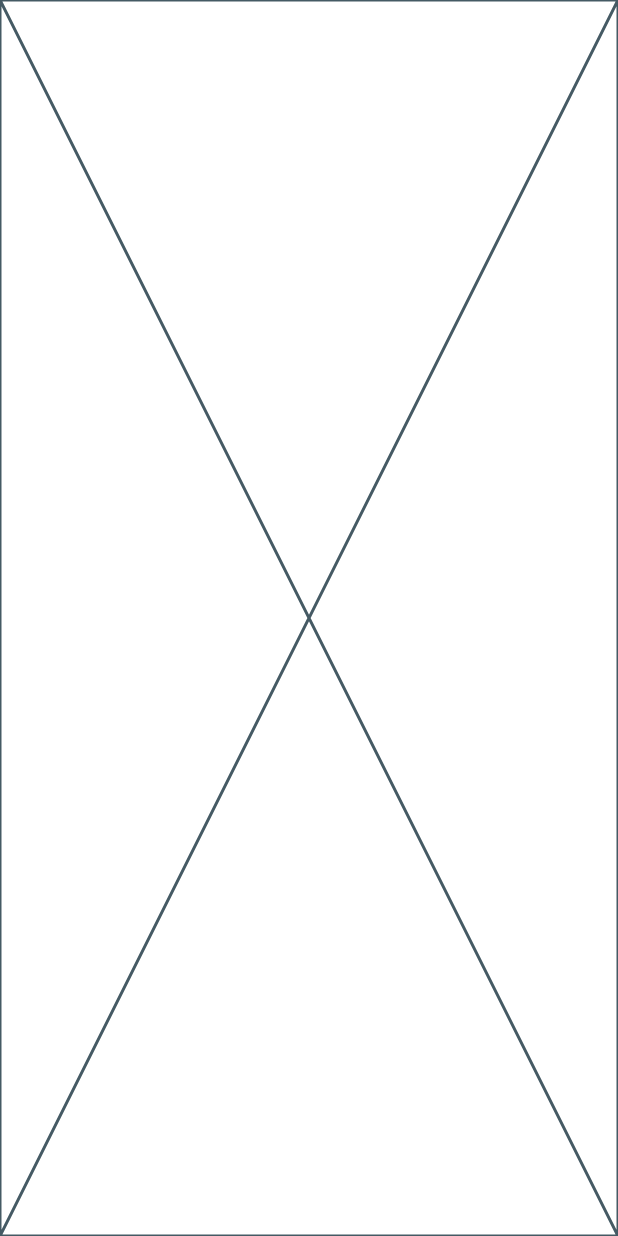
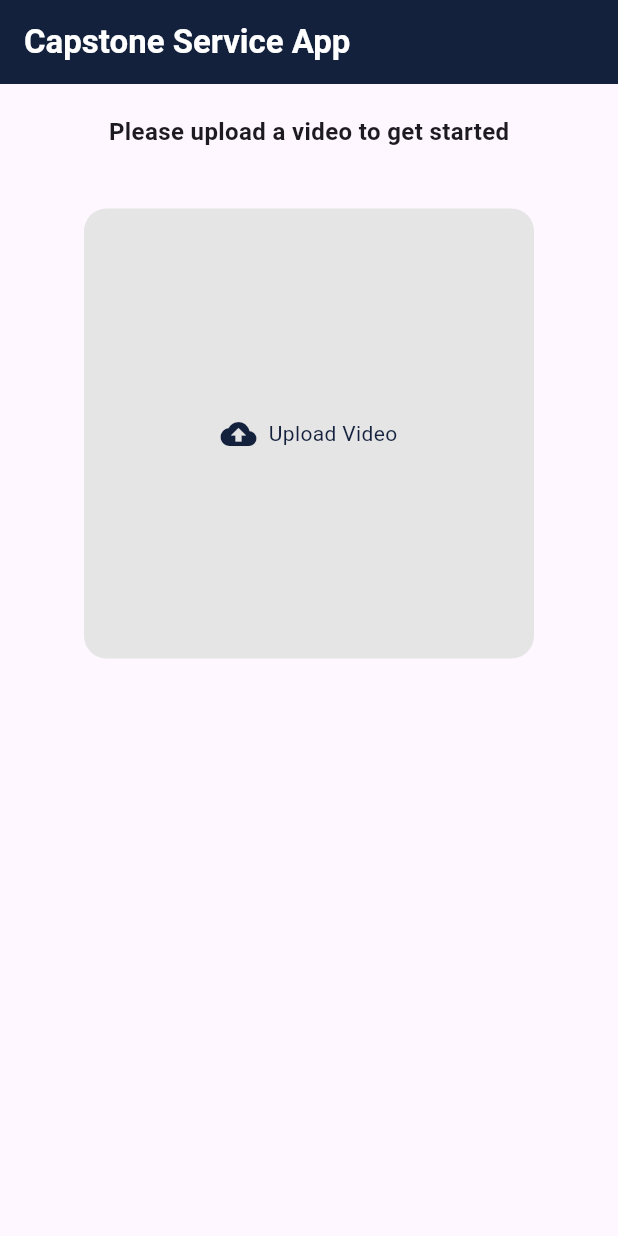
Before and after one commit to rlaminseok0824/Video_Moment_Search, a Flutter app: the screen it shows after launch, on a phone screen of 412 x 824 dp. Run offline on Flutter 3.47's test engine with Material 3 defaults, Android fonts, the phone set to English and light mode, and no system bars; our stand-ins replace chewie, image_picker, video_player; missing offline and left inert: universal_html.

Commit message:
ADD: add app upload page

```diff
--- a/lib/app/app_home_page.dart
+++ b/lib/app/app_home_page.dart
@@ -1,4 +1,8 @@
+import 'dart:io';
+
+import 'package:capstone/app/video_editor.dart';
 import 'package:flutter/material.dart';
+import 'package:image_picker/image_picker.dart';
 
 class AppHomePage extends StatefulWidget {
   const AppHomePage({super.key});
@@ -8,8 +12,77 @@ class AppHomePage extends StatefulWidget {
 }
 
 class _AppHomePageState extends State<AppHomePage> {
+  final ImagePicker _picker = ImagePicker();
+
+  AppBar _buildAppBar() {
+    return AppBar(
+      title: const Text(
+        'Capstone Service App',
+        style: TextStyle(color: Colors.white, fontWeight: FontWeight.bold),
+      ),
+      backgroundColor: const Color(0xff14213D),
+    );
+  }
+
+  Widget _buildDescription() {
+    return const Padding(
+        padding: EdgeInsets.all(20),
+        child: Column(
+          children: [
+            Text('Please upload a video to get started',
+                style: TextStyle(fontSize: 16, fontWeight: FontWeight.bold)),
+            SizedBox(height: 20),
+          ],
+        ));
+  }
+
+  void _pickVideo() async {
+    final XFile? file = await _picker.pickVideo(source: ImageSource.gallery);
+
+    if (mounted && file != null) {
+      Navigator.push(
+          context,
+          MaterialPageRoute(
+            builder: (context) => VideoEditor(file: File(file.path)),
+          ));
+    }
+  }
+
+  Widget _buildUploadButton() {
+    return Center(
+      child: InkWell(
+        onTap: _pickVideo,
+        child: Container(
+          width: 300,
+          height: 300,
+          padding: const EdgeInsets.symmetric(vertical: 12),
+          decoration: BoxDecoration(
+            borderRadius: BorderRadius.circular(15),
+            color: const Color(0xffE5E5E5),
+          ),
+          child: const Row(
+            mainAxisAlignment: MainAxisAlignment.center,
+            children: [
+              Icon(Icons.cloud_upload, color: Color(0xff14213D)),
+              SizedBox(width: 8),
+              Text('Upload Video', style: TextStyle(color: Color(0xff14213D)))
+            ],
+          ),
+        ),
+      ),
+    );
+  }
+
   @override
   Widget build(BuildContext context) {
-    return const Placeholder();
+    return Scaffold(
+        appBar: _buildAppBar(),
+        body: SafeArea(
+            child: Column(
+          children: [
+            _buildDescription(),
+            _buildUploadButton(),
+          ],
+        )));
   }
 }
```
Also changed, not shown: lib/app/video_editor.dart (added, +30 -0 lines), 1 other file.
